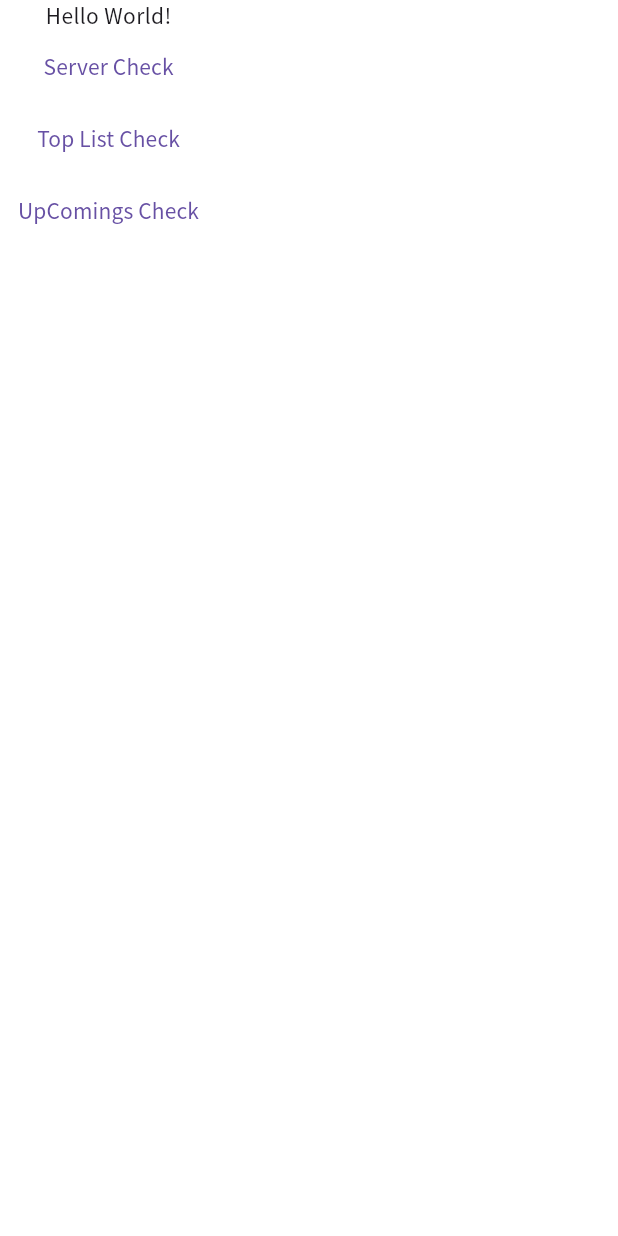
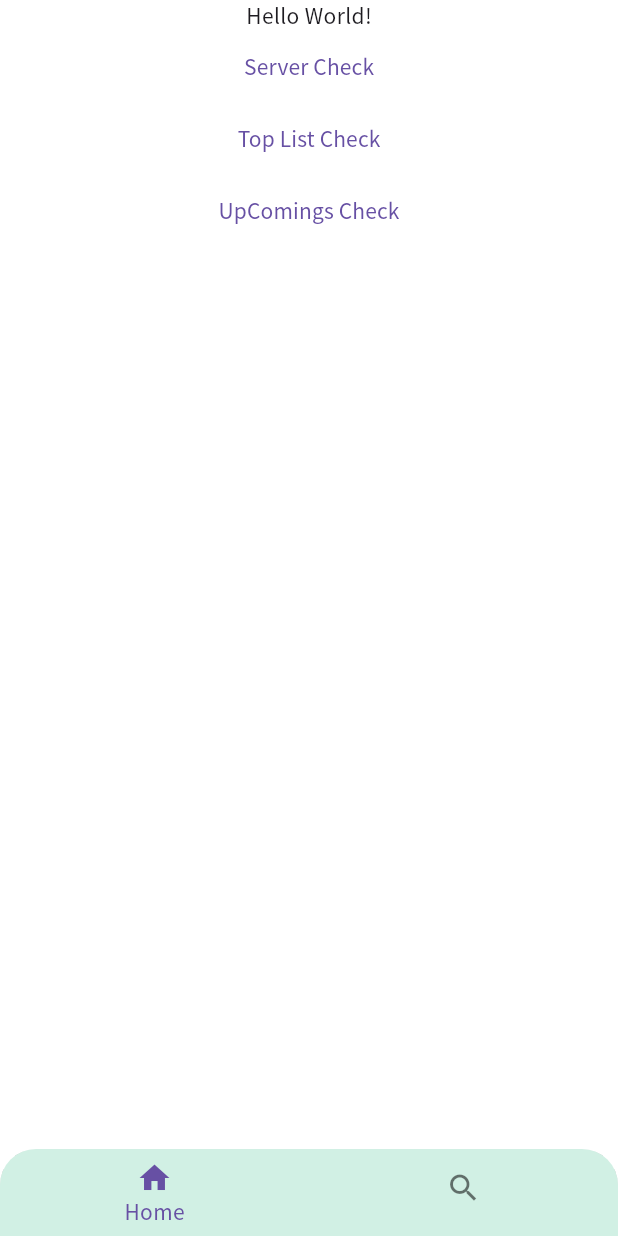
Before and after one commit to Little-tale/Movie-Finder-Flutter, a Flutter app: the screen it shows after launch, on a phone screen of 412 x 824 dp. Run offline on Flutter 3.47's test engine with Material 3 defaults, Android fonts, the phone set to English and light mode, and no system bars; our stand-ins replace dio, flutter_riverpod, freezed_annotation, go_router, retrofit, velocity_x; generated files the repository leaves out were written again.

Commit message:
[Feat] 바텀바, 레트로핏 버전타협(리버팟제너레이터와 충돌)

```diff
--- a/lib/main.dart
+++ b/lib/main.dart
@@ -1,5 +1,6 @@
 import 'package:flutter/material.dart';
 import 'package:flutter_riverpod/flutter_riverpod.dart';
+import 'package:go_router/go_router.dart';
 import 'package:movie_finder/routing/app_router.dart';
 import 'package:movie_finder/utils/custom_theme.dart';
 
@@ -7,15 +8,14 @@ void main() {
   runApp(ProviderScope(child: MainApp()));
 }
 
-class MainApp extends StatelessWidget {
+final routerProvider = Provider<GoRouter>((ref) => createRouter());
+
+class MainApp extends ConsumerWidget {
   const MainApp({super.key});
 
   @override
-  Widget build(BuildContext context) {
-    // return MaterialApp(theme: customThemeData, home: TestWidget());
-    return MaterialApp.router(
-      theme: customThemeData,
-      routerConfig: createRouter(),
-    );
+  Widget build(BuildContext context, WidgetRef ref) {
+    final router = ref.watch(routerProvider);
+    return MaterialApp.router(theme: customThemeData, routerConfig: router);
   }
 }
--- /dev/null
+++ b/lib/routing/app_bottom_shell.dart
@@ -0,0 +1,16 @@
+import 'package:flutter/material.dart';
+import 'package:go_router/go_router.dart';
+import 'package:movie_finder/src/common/bottom_bar/w_bottom_bar.dart';
+
+class AppBottomShell extends StatelessWidget {
+  const AppBottomShell({super.key, required this.navigationShell});
+  final StatefulNavigationShell navigationShell;
+
+  @override
+  Widget build(BuildContext context) {
+    return Scaffold(
+      body: navigationShell,
+      bottomNavigationBar: AppBottomBar(navigationShell: navigationShell),
+    );
+  }
+}
--- a/lib/routing/routes.dart
+++ b/lib/routing/routes.dart
@@ -6,9 +6,11 @@ switch 매칭에서 누락된 케이스를 컴파일 타임에 잡아주는(=exh
 sealed class Routes {
   static const splash = '/${RouteNames.splash}';
   static const home = '/${RouteNames.home}';
+  static const topRated = '/${RouteNames.topRated}';
 }
 
 sealed class RouteNames {
   static const splash = 'splash';
   static const home = 'home';
+  static const topRated = 'topRated';
 }
--- /dev/null
+++ b/lib/src/common/bottom_bar/w_bottom_bar.dart
@@ -0,0 +1,45 @@
+import 'package:flutter/material.dart';
+import 'package:flutter_riverpod/flutter_riverpod.dart';
+import 'package:go_router/go_router.dart';
+
+enum TabItem {
+  home,
+  search,
+  // favorites
+}
+
+// MARK: UI
+class AppBottomBar extends ConsumerWidget {
+  final cornerRadius = 24.0;
+
+  final StatefulNavigationShell navigationShell;
+
+  const AppBottomBar({super.key, required this.navigationShell});
+
+  @override
+  Widget build(BuildContext context, WidgetRef ref) {
+    final currentIndex = navigationShell.currentIndex;
+
+    return ClipRRect(
+      borderRadius: BorderRadius.only(
+        topLeft: Radius.circular(cornerRadius),
+        topRight: Radius.circular(cornerRadius),
+      ),
+      child: BottomNavigationBar(
+        currentIndex: currentIndex,
+        items: const [
+          BottomNavigationBarItem(icon: Icon(Icons.home), label: 'Home'),
+          BottomNavigationBarItem(icon: Icon(Icons.search), label: 'Search'),
+        ],
+        onTap: (index) {
+          navigationShell.goBranch(index);
+        },
+        showSelectedLabels: true,
+        showUnselectedLabels: false,
+        type: BottomNavigationBarType.fixed,
+        elevation: 1,
+        backgroundColor: Color(0xFFD1F0E4),
+      ),
+    );
+  }
+}
--- a/lib/src/features/splash/w_splash.dart
+++ b/lib/src/features/splash/w_splash.dart
@@ -20,7 +20,8 @@ class SplashWidget extends ConsumerWidget {
 
     ref.listen<AsyncValue<void>>(_splashDelayProvider, (prev, next) {
       next.whenData((_) {
-        context.goNamed(RouteNames.home);
+        // context.goNamed(RouteNames.home);
+        context.go(Routes.home);
       });
     });
 
```
Also changed, not shown: lib/routing/app_router.dart (+28 -4 lines), lib/src/common/app/app_size.dart (added, +17 -0 lines), lib/w_test.dart (+78 -4 lines), pubspec.yaml (+5 -2 lines), lib/src/network/TMDB/movie_list/tmdb_movie_list_client.g.dart, lib/src/network/TMDB/server_check/server_check_client.g.dart, pubspec.lock.
